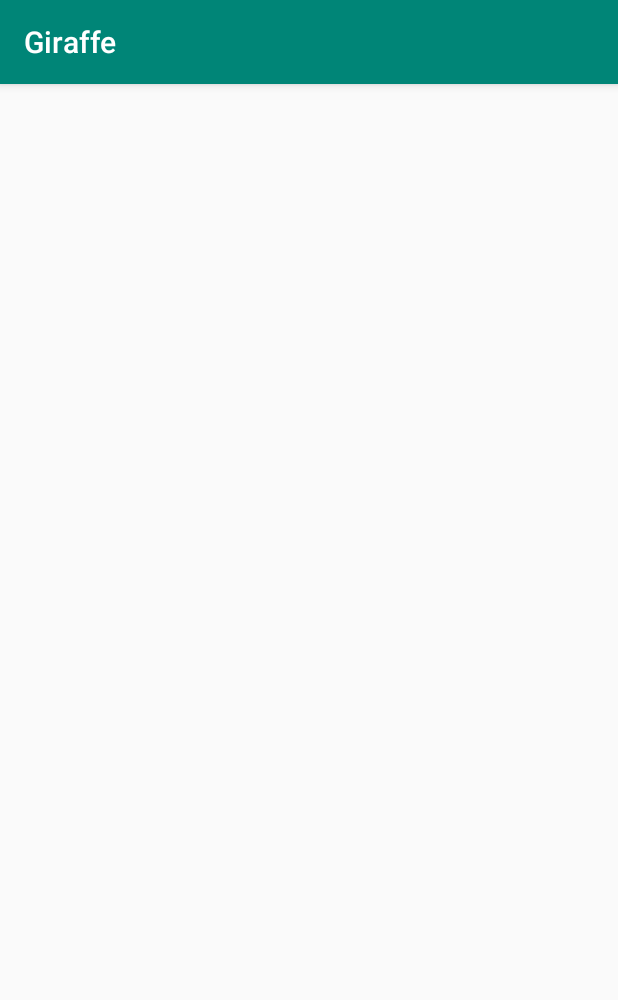
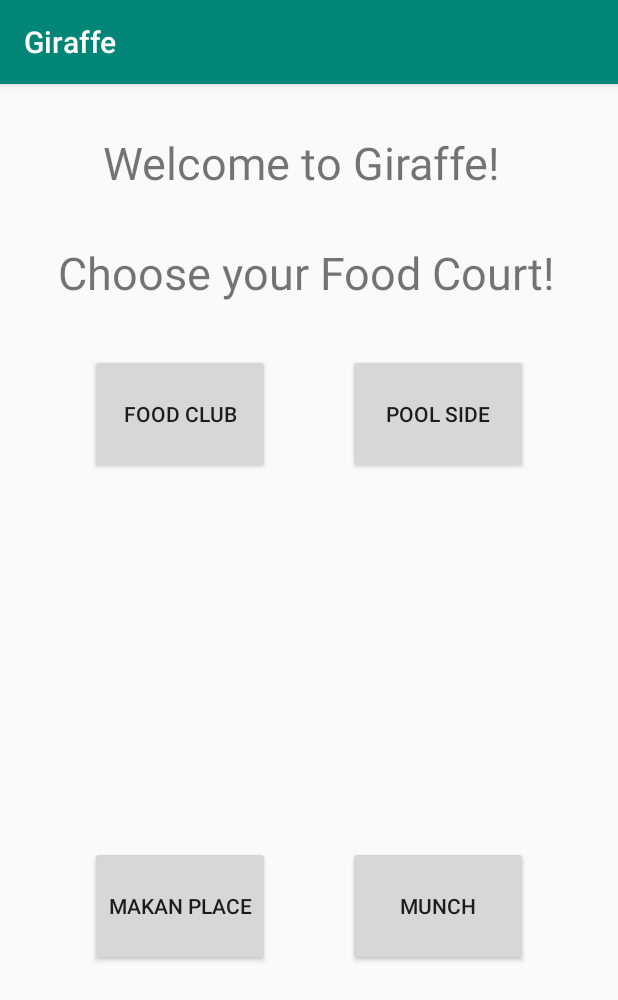
Before and after one commit to zyantoh/giraffe, an Android app: the screen it shows after launch (MainActivity), on a phone screen of 412 x 824 dp. Shown: the top 1000 px of the screen. Run offline under Robolectric (Android 15) with nearby library versions, the phone set to English and light mode, and no system bars.

Commit message:
food court buttons

```diff
--- a/android/app/build.gradle
+++ b/android/app/build.gradle
@@ -32,4 +32,6 @@ dependencies {
     testImplementation 'junit:junit:4.12'
     androidTestImplementation 'androidx.test.ext:junit:1.1.0'
     androidTestImplementation 'androidx.test.espresso:espresso-core:3.1.1'
+    implementation 'androidx.recyclerview:recyclerview:1.0.0'
+    implementation 'com.google.android.material:material:1.0.0'
 }
--- /dev/null
+++ b/android/app/src/main/gen/com/giraffe/BuildConfig.java
@@ -0,0 +1,8 @@
+/*___Generated_by_IDEA___*/
+
+package com.giraffe;
+
+/* This stub is only used by the IDE. It is NOT the BuildConfig class actually packed into the APK */
+public final class BuildConfig {
+  public final static boolean DEBUG = Boolean.parseBoolean(null);
+}
--- /dev/null
+++ b/android/app/src/main/gen/com/giraffe/Manifest.java
@@ -0,0 +1,7 @@
+/*___Generated_by_IDEA___*/
+
+package com.giraffe;
+
+/* This stub is only used by the IDE. It is NOT the Manifest class actually packed into the APK */
+public final class Manifest {
+}
--- /dev/null
+++ b/android/app/src/main/gen/com/giraffe/R.java
@@ -0,0 +1,7 @@
+/*___Generated_by_IDEA___*/
+
+package com.giraffe;
+
+/* This stub is only used by the IDE. It is NOT the R class actually packed into the APK */
+public final class R {
+}
--- a/android/app/src/main/res/layout/activity_main.xml
+++ b/android/app/src/main/res/layout/activity_main.xml
@@ -3,4 +3,68 @@
     xmlns:app="http://schemas.android.com/apk/res-auto"
     xmlns:tools="http://schemas.android.com/tools"
     android:layout_width="match_parent"
-    android:layout_height="match_parent"/>
+    android:layout_height="match_parent">
+
+    <TextView
+        android:id="@+id/textView"
+        android:layout_width="274dp"
+        android:layout_height="41dp"
+        android:layout_marginTop="32dp"
+        android:text="Welcome to Giraffe!"
+        android:textSize="30sp"
+        app:layout_constraintEnd_toEndOf="parent"
+        app:layout_constraintHorizontal_bias="0.496"
+        app:layout_constraintStart_toStartOf="parent"
+        app:layout_constraintTop_toTopOf="parent" />
+
+    <TextView
+        android:id="@+id/textView2"
+        android:layout_width="335dp"
+        android:layout_height="42dp"
+        android:layout_marginTop="32dp"
+        android:text="Choose your Food Court!"
+        android:textSize="30sp"
+        app:layout_constraintEnd_toEndOf="parent"
+        app:layout_constraintStart_toStartOf="parent"
+        app:layout_constraintTop_toBottomOf="@+id/textView" />
+
+    <Button
+        android:id="@+id/foodclubBtn"
+        android:layout_width="120dp"
+        android:layout_height="80dp"
+        android:layout_marginStart="60dp"
+        android:layout_marginTop="180dp"
+        android:text="Food Club"
+        app:layout_constraintStart_toStartOf="parent"
+        app:layout_constraintTop_toTopOf="parent" />
+
+    <Button
+        android:id="@+id/makanplaceBtn"
+        android:layout_width="120dp"
+        android:layout_height="80dp"
+        android:layout_marginStart="60dp"
+        android:layout_marginBottom="180dp"
+        android:text="Makan Place"
+        app:layout_constraintBottom_toBottomOf="parent"
+        app:layout_constraintStart_toStartOf="parent" />
+
+    <Button
+        android:id="@+id/poolsideBtn"
+        android:layout_width="120dp"
+        android:layout_height="80dp"
+        android:layout_marginTop="180dp"
+        android:layout_marginEnd="60dp"
+        android:text="Pool Side"
+        app:layout_constraintEnd_toEndOf="parent"
+        app:layout_constraintTop_toTopOf="parent" />
+
+    <Button
+        android:id="@+id/munchBtn"
+        android:layout_width="120dp"
+        android:layout_height="80dp"
+        android:layout_marginEnd="60dp"
+        android:layout_marginBottom="180dp"
+        android:text="Munch"
+        app:layout_constraintBottom_toBottomOf="parent"
+        app:layout_constraintEnd_toEndOf="parent" />
+</androidx.constraintlayout.widget.ConstraintLayout>
```
